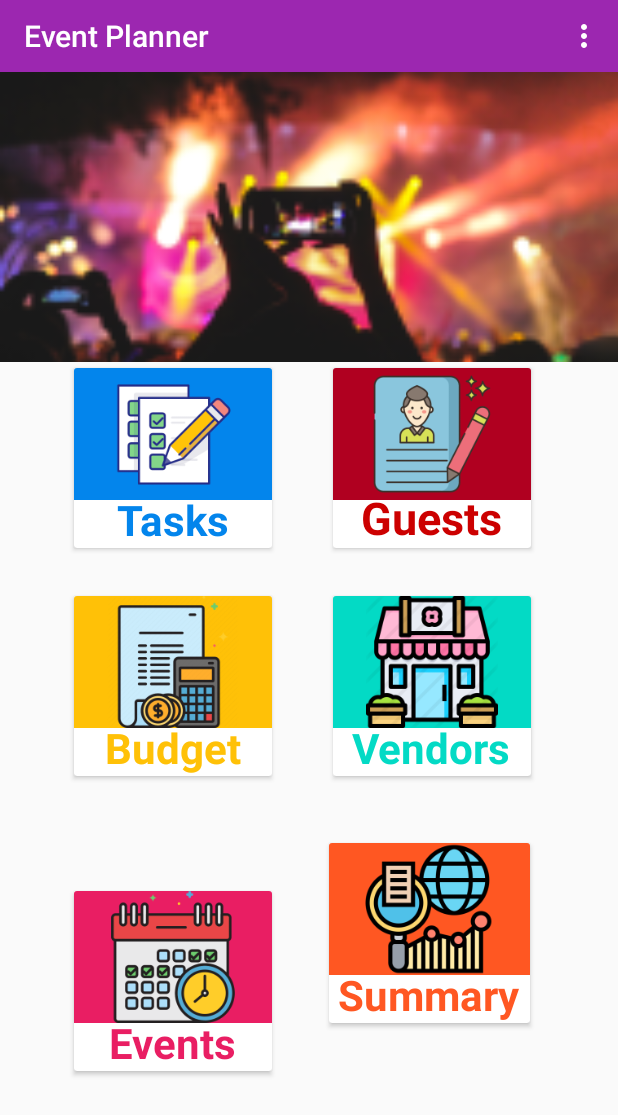
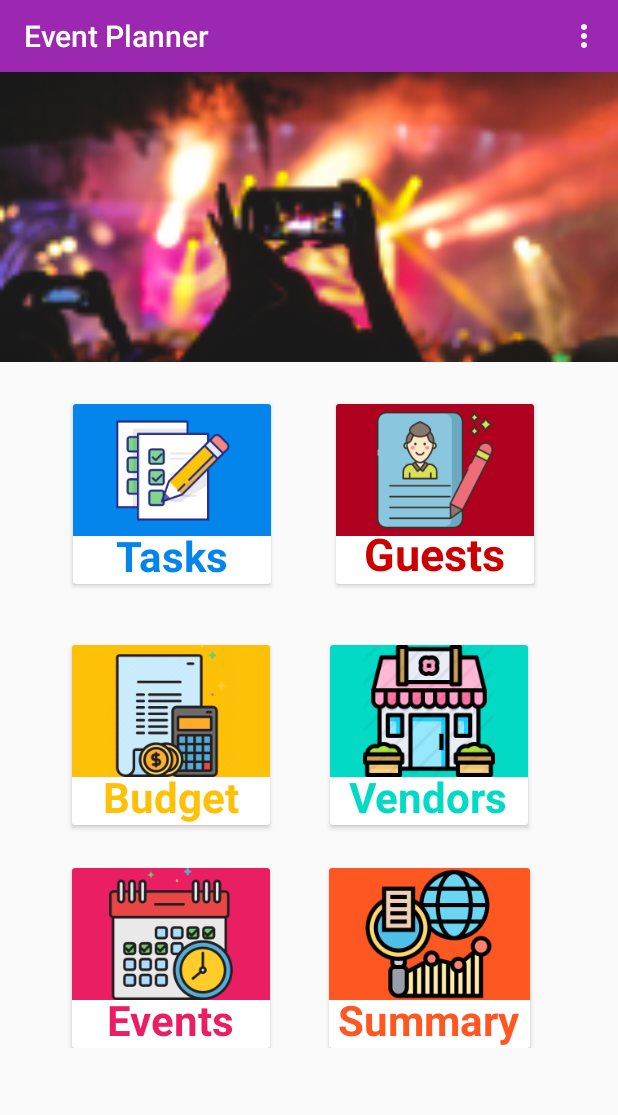
Before and after one commit to matthew-sliit/event-planner, an Android app: the screen it shows after launch (homepg), on a phone screen of 412 x 824 dp. Shown: the top 1115 px of the screen. Run offline under Robolectric (Android 15) with nearby library versions, the phone set to English and light mode, and no system bars.

Commit message:
homepage weird cardview alignment fix

```diff
--- a/app/src/main/res/layout/activity_homepg.xml
+++ b/app/src/main/res/layout/activity_homepg.xml
@@ -1,4 +1,10 @@
 <?xml version="1.0" encoding="utf-8"?>
+<ScrollView
+    xmlns:android="http://schemas.android.com/apk/res/android"
+    xmlns:app="http://schemas.android.com/apk/res-auto"
+    xmlns:tools="http://schemas.android.com/tools"
+    android:layout_width="fill_parent"
+    android:layout_height="fill_parent">
 <androidx.constraintlayout.widget.ConstraintLayout xmlns:android="http://schemas.android.com/apk/res/android"
     xmlns:app="http://schemas.android.com/apk/res-auto"
     xmlns:tools="http://schemas.android.com/tools"
@@ -6,16 +12,30 @@
     android:layout_height="match_parent"
     tools:context=".homepg">
 
+
+  <ImageView
+      android:id="@+id/hr_ignore7"
+      android:layout_width="388dp"
+      android:layout_height="0dp"
+      android:layout_marginTop="16dp"
+      android:background="@color/white"
+      android:scaleType="fitXY"
+      android:src="@android:drawable/divider_horizontal_bright"
+      android:visibility="invisible"
+      app:layout_constraintEnd_toEndOf="parent"
+      app:layout_constraintHorizontal_bias="0.304"
+      app:layout_constraintStart_toStartOf="parent"
+      app:layout_constraintTop_toBottomOf="@+id/cardView5" />
+
   <androidx.cardview.widget.CardView
       android:id="@+id/cardView5"
       android:layout_width="132dp"
       android:layout_height="120dp"
-      android:layout_marginTop="32dp"
+      android:layout_marginStart="48dp"
+      android:layout_marginTop="16dp"
       android:onClick="openBudgets"
-      app:layout_constraintEnd_toEndOf="parent"
-      app:layout_constraintHorizontal_bias="0.175"
       app:layout_constraintStart_toStartOf="parent"
-      app:layout_constraintTop_toBottomOf="@+id/cardView">
+      app:layout_constraintTop_toBottomOf="@+id/hr_ignore4">
 
         <ImageView
             android:id="@+id/imageView11"
@@ -35,18 +55,20 @@
             android:textColor="#FFC107"
             android:textSize="28sp"
             android:textStyle="bold" />
+
   </androidx.cardview.widget.CardView>
 
   <androidx.cardview.widget.CardView
       android:id="@+id/cardView4"
       android:layout_width="132dp"
       android:layout_height="120dp"
-      android:layout_marginTop="32dp"
+      android:layout_marginTop="16dp"
+      android:layout_marginEnd="60dp"
       android:onClick="openVendors"
       app:layout_constraintEnd_toEndOf="parent"
-      app:layout_constraintHorizontal_bias="0.792"
-      app:layout_constraintStart_toStartOf="parent"
-      app:layout_constraintTop_toBottomOf="@+id/cardView3">
+      app:layout_constraintHorizontal_bias="1.0"
+      app:layout_constraintStart_toEndOf="@+id/cardView5"
+      app:layout_constraintTop_toBottomOf="@+id/hr_ignore4">
 
       <ImageView
           android:id="@+id/imageView12"
@@ -65,20 +87,18 @@
           android:textColor="@color/colorAccent"
           android:textSize="28sp"
           android:textStyle="bold" />
+
   </androidx.cardview.widget.CardView>
 
   <androidx.cardview.widget.CardView
       android:id="@+id/cardView6"
       android:layout_width="132dp"
       android:layout_height="120dp"
+      android:layout_marginStart="48dp"
       android:layout_marginTop="12dp"
       android:onClick="openEvents"
-      app:layout_constraintBottom_toBottomOf="parent"
-      app:layout_constraintEnd_toEndOf="parent"
-      app:layout_constraintHorizontal_bias="0.175"
       app:layout_constraintStart_toStartOf="parent"
-      app:layout_constraintTop_toBottomOf="@+id/cardView5"
-      app:layout_constraintVertical_bias="0.369">
+      app:layout_constraintTop_toBottomOf="@+id/hr_ignore7">
 
 
       <ImageView
@@ -98,17 +118,17 @@
           android:textColor="#E91E63"
           android:textSize="28sp"
           android:textStyle="bold" />
+
   </androidx.cardview.widget.CardView>
 
   <androidx.cardview.widget.CardView
       android:id="@+id/cardView3"
       android:layout_width="132dp"
       android:layout_height="120dp"
-      android:layout_marginTop="4dp"
+      android:layout_marginTop="28dp"
+      android:layout_marginEnd="56dp"
       android:onClick="openGuests"
       app:layout_constraintEnd_toEndOf="parent"
-      app:layout_constraintHorizontal_bias="0.792"
-      app:layout_constraintStart_toStartOf="parent"
       app:layout_constraintTop_toBottomOf="@+id/imageView15">
 
       <ImageView
@@ -129,16 +149,31 @@
           android:textSize="30sp"
           android:textStyle="bold" />
 
+
   </androidx.cardview.widget.CardView>
+
+  <ImageView
+      android:id="@+id/hr_ignore4"
+      android:layout_width="388dp"
+      android:layout_height="0dp"
+      android:layout_marginTop="24dp"
+      android:background="@color/white"
+      android:scaleType="fitXY"
+      android:visibility="invisible"
+      android:src="@android:drawable/divider_horizontal_bright"
+      app:layout_constraintEnd_toEndOf="parent"
+      app:layout_constraintHorizontal_bias="0.478"
+      app:layout_constraintStart_toStartOf="parent"
+      app:layout_constraintTop_toBottomOf="@+id/cardView" />
 
   <androidx.cardview.widget.CardView
       android:id="@+id/cardView"
       android:layout_width="132dp"
       android:layout_height="120dp"
-      android:layout_marginTop="4dp"
+      android:layout_marginTop="28dp"
       android:onClick="openTasks"
-      app:layout_constraintEnd_toEndOf="parent"
-      app:layout_constraintHorizontal_bias="0.175"
+      app:layout_constraintEnd_toStartOf="@+id/cardView3"
+      app:layout_constraintHorizontal_bias="0.527"
       app:layout_constraintStart_toStartOf="parent"
       app:layout_constraintTop_toBottomOf="@+id/imageView15">
 
@@ -161,20 +196,19 @@
           android:textSize="28sp"
           android:textStyle="bold" />
 
+
   </androidx.cardview.widget.CardView>
 
   <androidx.cardview.widget.CardView
       android:id="@+id/cardView7"
       android:layout_width="134dp"
       android:layout_height="120dp"
-      android:layout_marginTop="24dp"
+      android:layout_marginTop="12dp"
       android:onClick="openSummary"
-      app:layout_constraintBottom_toBottomOf="parent"
       app:layout_constraintEnd_toEndOf="parent"
-      app:layout_constraintHorizontal_bias="0.79"
-      app:layout_constraintStart_toStartOf="parent"
-      app:layout_constraintTop_toBottomOf="@+id/cardView4"
-      app:layout_constraintVertical_bias="0.128">
+      app:layout_constraintHorizontal_bias="0.402"
+      app:layout_constraintStart_toEndOf="@+id/cardView6"
+      app:layout_constraintTop_toBottomOf="@+id/hr_ignore7">
 
       <ImageView
           android:id="@+id/imageView14"
@@ -195,6 +229,7 @@
           android:textSize="28sp"
           android:textStyle="bold" />
 
+
   </androidx.cardview.widget.CardView>
 
   <ImageView
@@ -206,7 +241,6 @@
       android:paddingVertical="0dp"
       android:scaleType="centerCrop"
       app:layout_constraintEnd_toEndOf="parent"
-      app:layout_constraintHorizontal_bias="0.666"
       app:layout_constraintStart_toStartOf="parent"
       app:layout_constraintTop_toBottomOf="@+id/toolbar4"
       app:srcCompat="@mipmap/homeimg_foreground" />
@@ -242,15 +276,15 @@
       android:id="@+id/tv_event"
       android:layout_width="wrap_content"
       android:layout_height="wrap_content"
-      android:layout_marginTop="84dp"
+      android:layout_marginTop="72dp"
       android:text="Event Planner"
       android:textColor="@color/white"
       android:textSize="30sp"
       android:textStyle="bold"
-      app:layout_constraintEnd_toEndOf="@+id/imageView15"
-      app:layout_constraintHorizontal_bias="0.502"
+      app:layout_constraintEnd_toEndOf="parent"
       app:layout_constraintStart_toStartOf="parent"
-      app:layout_constraintTop_toBottomOf="@+id/toolbar4" />
+      app:layout_constraintTop_toTopOf="@+id/imageView15" />
 
 
 </androidx.constraintlayout.widget.ConstraintLayout>
+</ScrollView>
```
Lines whose indentation alone changed are shown as unchanged.
